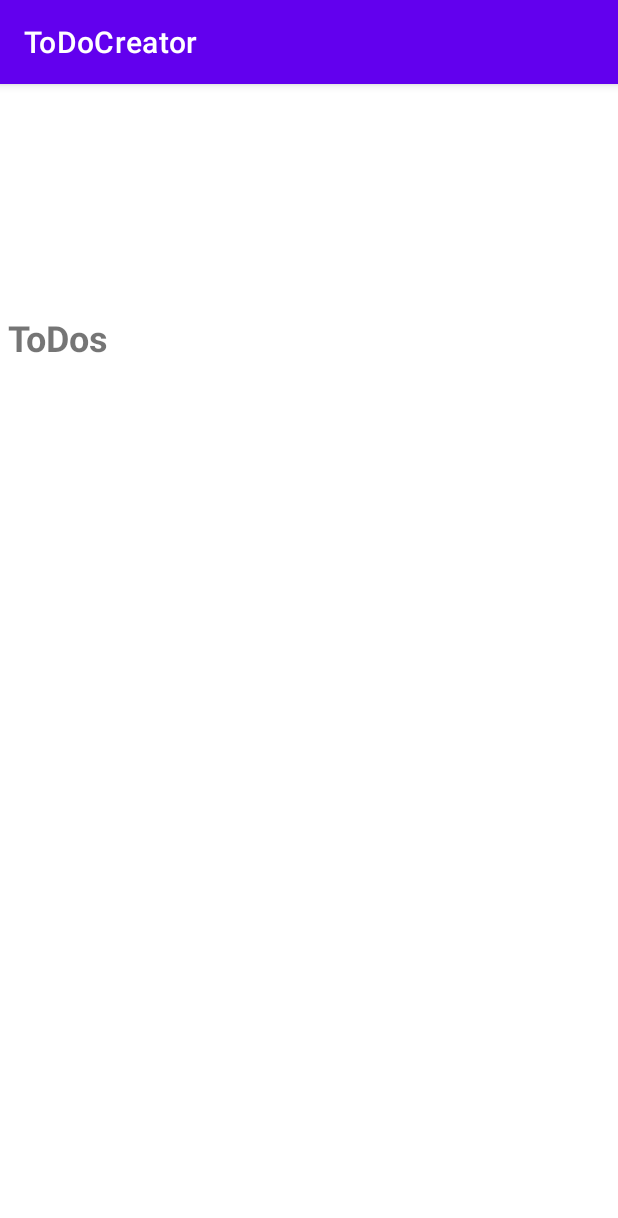
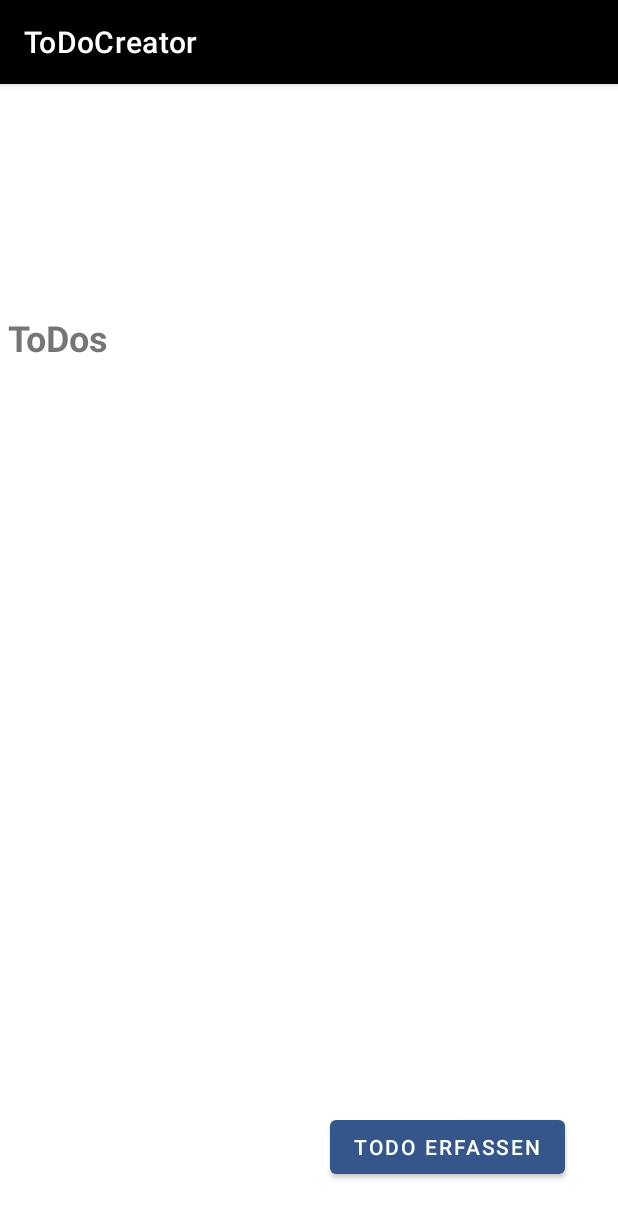
Before and after one commit to jonbunjaku/ToDoCreator, an Android app: the screen it shows after launch (MainActivity), on a phone screen of 412 x 824 dp. Shown: the top 1218 px of the screen. Run offline under Robolectric (Android 15) with nearby library versions, the light colour scheme and no system bars; our stand-ins replace Room's generated code.

Commit message:
Hotfixes for listing of ToDos

```diff
--- a/app/src/main/AndroidManifest.xml
+++ b/app/src/main/AndroidManifest.xml
@@ -25,6 +25,7 @@
                 android:name="android.app.lib_name"
                 android:value="" />
         </activity>
+        <activity android:name=".FormPageActivity"></activity>
     </application>
 
 </manifest>
--- a/app/src/main/java/zli/uek335/todocreator/MainActivity.java
+++ b/app/src/main/java/zli/uek335/todocreator/MainActivity.java
@@ -3,9 +3,13 @@ package zli.uek335.todocreator;
 import androidx.appcompat.app.AppCompatActivity;
 import androidx.room.Room;
 
+import android.content.Intent;
 import android.database.Cursor;
 import android.os.Bundle;
+import android.util.TypedValue;
+import android.view.View;
 import android.widget.ArrayAdapter;
+import android.widget.Button;
 import android.widget.LinearLayout;
 import android.widget.ListView;
 import android.widget.TextView;
@@ -27,9 +31,11 @@ public class MainActivity extends AppCompatActivity {
         super.onCreate(savedInstanceState);
         setContentView(R.layout.activity_main);
 
+        final Button createTodoButton = findViewById(R.id.addToDoButton);
+
         linearLayout = findViewById(R.id.layout);
         AppDatabase db = Room.databaseBuilder(getApplicationContext(),
-                AppDatabase.class, "todo").allowMainThreadQueries().build();
+                AppDatabase.class, "ToDo").allowMainThreadQueries().build();
         ToDoDao toDoDao = db.toDoDao();
 
         List<ToDo> allToDos = toDoDao.getAllToDos();
@@ -37,24 +43,17 @@ public class MainActivity extends AppCompatActivity {
         for(int i = 0; i < allToDos.size(); i++) {
             TextView ToDo = new TextView(this);
             ToDo.setText(allToDos.get(i).name + "\t\t" + allToDos.get(i).enddat);
+            ToDo.setTextSize(TypedValue.COMPLEX_UNIT_SP,24);
+            ToDo.setPadding(0,20,0,0);
+            linearLayout.addView(ToDo);
         }
 
-
+    createTodoButton.setOnClickListener(new View.OnClickListener() {
+        @Override
+        public void onClick(View view) {
+            Intent createToDo = new Intent(MainActivity.this, FormPageActivity.class);
+            startActivity(createToDo);
+        }
+    });
     }
-/*    private void displayData() {
-        Cursor c = db.query("SELECT * FROM ToDo", null);
-        while (c.moveToNext()) { //Loop through all the records
-            //Now on the variable 'c' there is one record.
-
-            int name = c.getColumnIndex("name"); //Get the index of the column from your table.
-            String nameval = c.getString(name); //Get the value from the column from the current record.
-
-            int enddat = c.getColumnIndex("enddat");
-            String enddatVal = c.getString(enddat);
-
-
-        }
-
-        arrayAdapter.notifyDataSetChanged(); //Notify, that you have changed some data in the array list.
-    }*/
 }
--- a/app/src/main/java/zli/uek335/todocreator/model/ToDoDao.java
+++ b/app/src/main/java/zli/uek335/todocreator/model/ToDoDao.java
@@ -8,7 +8,7 @@ import java.util.List;
 
 @Dao
 public interface ToDoDao {
-    @Query("SELECT * FROM todo")
+    @Query("SELECT * FROM ToDo")
     List<ToDo> getAllToDos();
 
     @Insert
--- a/app/src/main/res/layout/activity_main.xml
+++ b/app/src/main/res/layout/activity_main.xml
@@ -28,5 +28,16 @@
             android:textStyle="bold"
             ></TextView>
     </LinearLayout>
+    <Button
+    android:id="@+id/addToDoButton"
+    android:layout_width="wrap_content"
+    android:layout_height="wrap_content"
+    android:layout_marginEnd="35dp"
+    android:layout_marginBottom="35dp"
+    app:backgroundTint="#34568B"
+    app:layout_constraintBottom_toBottomOf="parent"
+    app:layout_constraintEnd_toEndOf="parent"
+    android:text="ToDo erfassen"
+        />
 
 </androidx.constraintlayout.widget.ConstraintLayout>
--- a/app/src/main/res/values/themes.xml
+++ b/app/src/main/res/values/themes.xml
@@ -2,8 +2,8 @@
     <!-- Base application theme. -->
     <style name="Theme.ToDoCreator" parent="Theme.MaterialComponents.DayNight.DarkActionBar">
         <!-- Primary brand color. -->
-        <item name="colorPrimary">@color/purple_500</item>
-        <item name="colorPrimaryVariant">@color/purple_700</item>
+        <item name="colorPrimary">@color/black</item>
+    <item name="colorPrimaryVariant">@color/black</item>
         <item name="colorOnPrimary">@color/white</item>
         <!-- Secondary brand color. -->
         <item name="colorSecondary">@color/teal_200</item>
```
